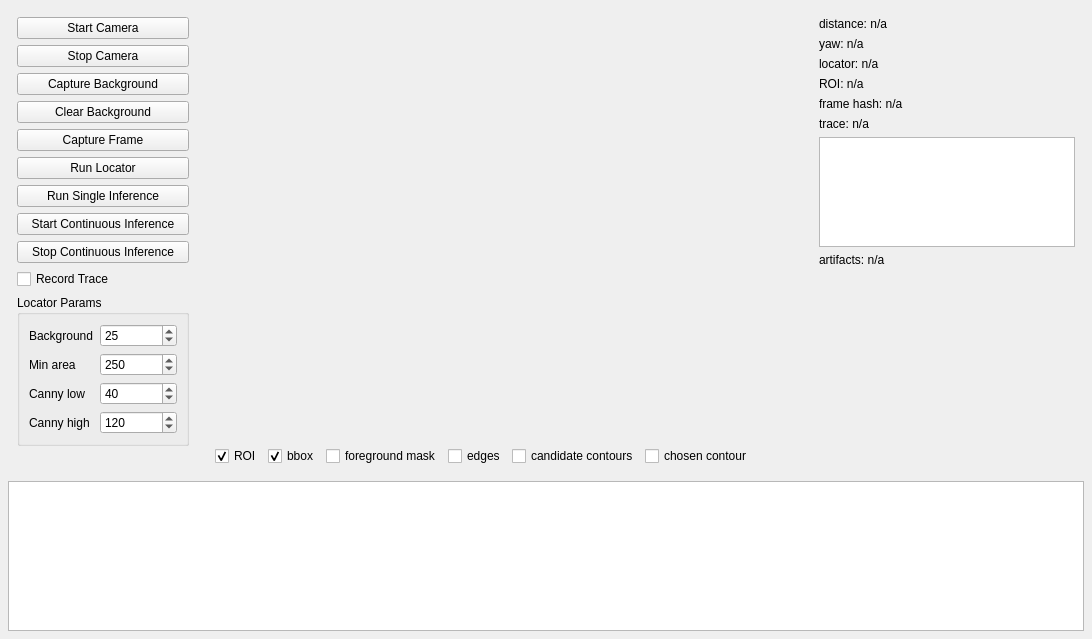
The window that 06_live-inference_v0.3/src/live_inference/gui/live_main_window.ui (MitchellQuinn/bounded-monocular-perception) describes before a commit, drawn with Qt 5.
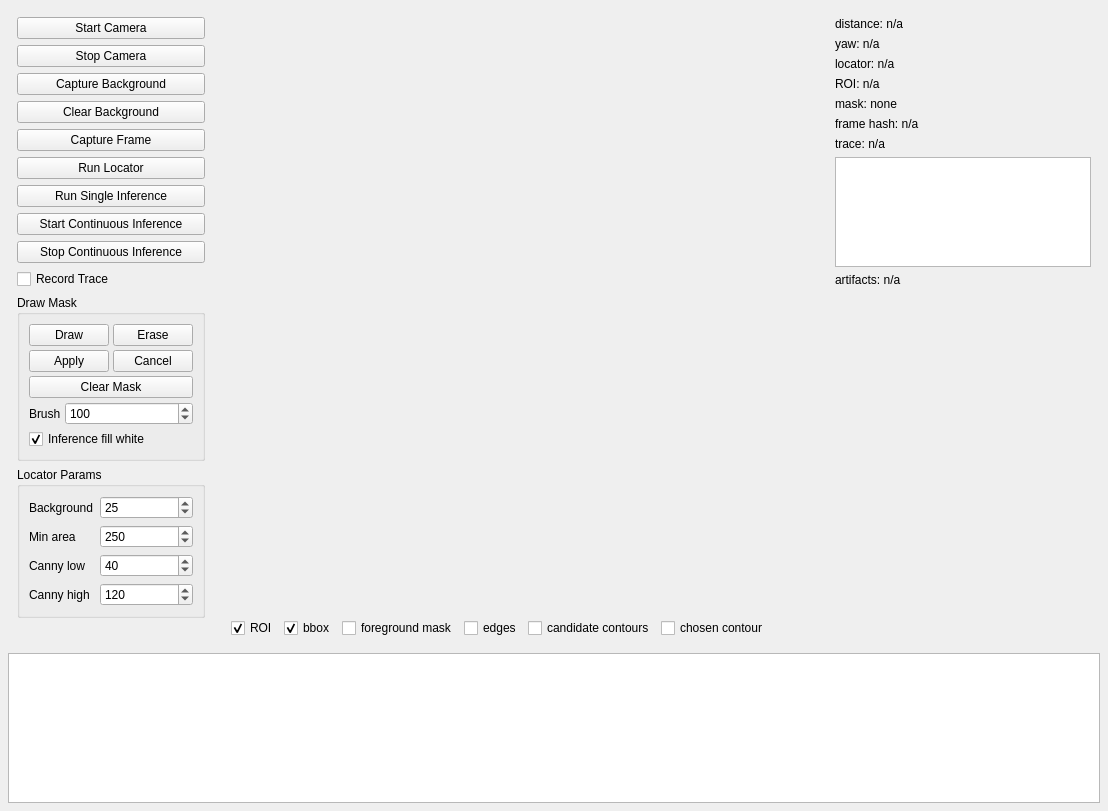
The same window after the commit. Custom widgets are drawn as their Qt base class.

Patch:
```diff
--- a/06_live-inference_v0.3/src/live_inference/gui/live_main_window.ui
+++ b/06_live-inference_v0.3/src/live_inference/gui/live_main_window.ui
@@ -114,6 +114,91 @@
           </property>
          </widget>
         </item>
+        <item>
+         <widget class="QGroupBox" name="drawMaskGroup">
+          <property name="title">
+           <string>Draw Mask</string>
+          </property>
+          <layout class="QVBoxLayout" name="drawMaskLayout">
+           <property name="spacing">
+            <number>4</number>
+           </property>
+           <item>
+            <layout class="QGridLayout" name="drawMaskButtonLayout">
+             <item row="0" column="0">
+              <widget class="QPushButton" name="drawMaskButton">
+               <property name="text">
+                <string>Draw</string>
+               </property>
+              </widget>
+             </item>
+             <item row="0" column="1">
+              <widget class="QPushButton" name="eraseMaskButton">
+               <property name="text">
+                <string>Erase</string>
+               </property>
+              </widget>
+             </item>
+             <item row="1" column="0">
+              <widget class="QPushButton" name="applyMaskButton">
+               <property name="text">
+                <string>Apply</string>
+               </property>
+              </widget>
+             </item>
+             <item row="1" column="1">
+              <widget class="QPushButton" name="cancelMaskButton">
+               <property name="text">
+                <string>Cancel</string>
+               </property>
+              </widget>
+             </item>
+             <item row="2" column="0" colspan="2">
+              <widget class="QPushButton" name="clearMaskButton">
+               <property name="text">
+                <string>Clear Mask</string>
+               </property>
+              </widget>
+             </item>
+            </layout>
+           </item>
+           <item>
+            <layout class="QFormLayout" name="drawMaskOptionsLayout">
+             <item row="0" column="0">
+              <widget class="QLabel" name="maskBrushSizeLabel">
+               <property name="text">
+                <string>Brush</string>
+               </property>
+              </widget>
+             </item>
+             <item row="0" column="1">
+              <widget class="QSpinBox" name="maskBrushSizeSpinBox">
+               <property name="minimum">
+                <number>1</number>
+               </property>
+               <property name="maximum">
+                <number>1000</number>
+               </property>
+               <property name="value">
+                <number>100</number>
+               </property>
+              </widget>
+             </item>
+            </layout>
+           </item>
+           <item>
+            <widget class="QCheckBox" name="maskFillWhiteCheckBox">
+             <property name="text">
+              <string>Inference fill white</string>
+             </property>
+             <property name="checked">
+              <bool>true</bool>
+             </property>
+            </widget>
+           </item>
+          </layout>
+         </widget>
+        </item>
         <item>
          <widget class="QGroupBox" name="locatorParamsGroup">
           <property name="title">
@@ -343,6 +428,16 @@
           </property>
          </widget>
         </item>
+        <item>
+         <widget class="QLabel" name="maskStatusValue">
+          <property name="wordWrap">
+           <bool>true</bool>
+          </property>
+          <property name="text">
+           <string>mask: none</string>
+          </property>
+         </widget>
+        </item>
         <item>
          <widget class="QLabel" name="frameHashValue">
           <property name="wordWrap">
```
